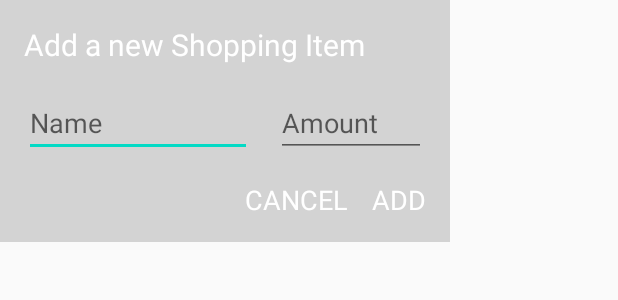
After one commit to zaidzak9/ShoppingListMvvm, an Android app: the layout dialog_add_shoppingitem.xml on its own in the app's theme, with its tools: preview values and no code run, on a phone screen of 412 x 824 dp. The commit adds this screen. Shown: the top 300 px of the screen. Run offline under Robolectric (Android 15) with nearby library versions, the phone set to English and light mode, and no system bars.

Commit message:
create dialog ui

```diff
--- a/app/src/main/res/layout/activity_main.xml
+++ b/app/src/main/res/layout/activity_main.xml
@@ -1,18 +1,28 @@
 <?xml version="1.0" encoding="utf-8"?>
-<androidx.constraintlayout.widget.ConstraintLayout xmlns:android="http://schemas.android.com/apk/res/android"
+    <androidx.constraintlayout.widget.ConstraintLayout
+        xmlns:android="http://schemas.android.com/apk/res/android"
         xmlns:app="http://schemas.android.com/apk/res-auto"
         xmlns:tools="http://schemas.android.com/tools"
         android:layout_width="match_parent"
         android:layout_height="match_parent"
-    tools:context=".ui.ShoppingActivity">
+        android:padding="16dp"
+        android:background="#D3D3D3">
 
-    <TextView
-        android:layout_width="wrap_content"
-        android:layout_height="wrap_content"
-        android:text="Hello World!"
+        <androidx.recyclerview.widget.RecyclerView
+            android:id="@+id/rvShoppingItems"
+            android:layout_width="match_parent"
+            android:layout_height="match_parent"
             app:layout_constraintBottom_toBottomOf="parent"
             app:layout_constraintLeft_toLeftOf="parent"
             app:layout_constraintRight_toRightOf="parent"
             app:layout_constraintTop_toTopOf="parent" />
 
+        <com.google.android.material.floatingactionbutton.FloatingActionButton
+            android:id="@+id/fab"
+            android:layout_width="wrap_content"
+            android:layout_height="wrap_content"
+            android:src="@drawable/ic_add"
+            app:layout_constraintBottom_toBottomOf="parent"
+            app:layout_constraintEnd_toEndOf="parent" />
+
     </androidx.constraintlayout.widget.ConstraintLayout>
--- /dev/null
+++ b/app/src/main/res/layout/dialog_add_shoppingitem.xml
@@ -0,0 +1,72 @@
+<?xml version="1.0" encoding="utf-8"?>
+<androidx.constraintlayout.widget.ConstraintLayout
+    xmlns:android="http://schemas.android.com/apk/res/android"
+    xmlns:app="http://schemas.android.com/apk/res-auto"
+    xmlns:tools="http://schemas.android.com/tools"
+    android:layout_width="300dp"
+    android:layout_height="wrap_content"
+    android:padding="16dp"
+    android:orientation="vertical"
+    android:background="#D3D3D3">
+
+    <TextView
+        android:id="@+id/tvTitle"
+        android:layout_width="wrap_content"
+        android:layout_height="wrap_content"
+        android:text="Add a new Shopping Item"
+        android:textColor="@android:color/white"
+        android:textSize="20sp"
+        app:layout_constraintStart_toStartOf="parent"
+        app:layout_constraintTop_toTopOf="parent" />
+
+    <EditText
+        android:id="@+id/etName"
+        android:layout_width="0dp"
+        android:layout_height="wrap_content"
+        android:layout_marginTop="16dp"
+        android:layout_marginEnd="16dp"
+        android:layout_marginRight="16dp"
+        android:ems="10"
+        android:hint="Name"
+        android:textColor="@android:color/white"
+        android:inputType="text"
+        app:layout_constraintEnd_toStartOf="@+id/etAmount"
+        app:layout_constraintStart_toStartOf="parent"
+        app:layout_constraintTop_toBottomOf="@+id/tvTitle" />
+
+    <EditText
+        android:id="@+id/etAmount"
+        android:layout_width="100dp"
+        android:layout_height="wrap_content"
+        android:layout_marginTop="16dp"
+        android:ems="10"
+        android:hint="Amount"
+        android:textColor="@android:color/white"
+        android:inputType="number"
+        app:layout_constraintEnd_toEndOf="parent"
+        app:layout_constraintTop_toBottomOf="@+id/tvTitle" />
+
+    <TextView
+        android:id="@+id/tvAdd"
+        android:layout_width="wrap_content"
+        android:layout_height="wrap_content"
+        android:layout_marginTop="16dp"
+        android:text="ADD"
+        android:textColor="@android:color/white"
+        android:textSize="18sp"
+        app:layout_constraintEnd_toEndOf="parent"
+        app:layout_constraintTop_toBottomOf="@+id/etAmount" />
+
+    <TextView
+        android:id="@+id/tvCancel"
+        android:layout_width="wrap_content"
+        android:layout_height="wrap_content"
+        android:layout_marginTop="16dp"
+        android:layout_marginEnd="16dp"
+        android:layout_marginRight="16dp"
+        android:text="CANCEL"
+        android:textSize="18sp"
+        android:textColor="@android:color/white"
+        app:layout_constraintEnd_toStartOf="@+id/tvAdd"
+        app:layout_constraintTop_toBottomOf="@+id/etName" />
+</androidx.constraintlayout.widget.ConstraintLayout>
```
Lines whose indentation alone changed are shown as unchanged.
